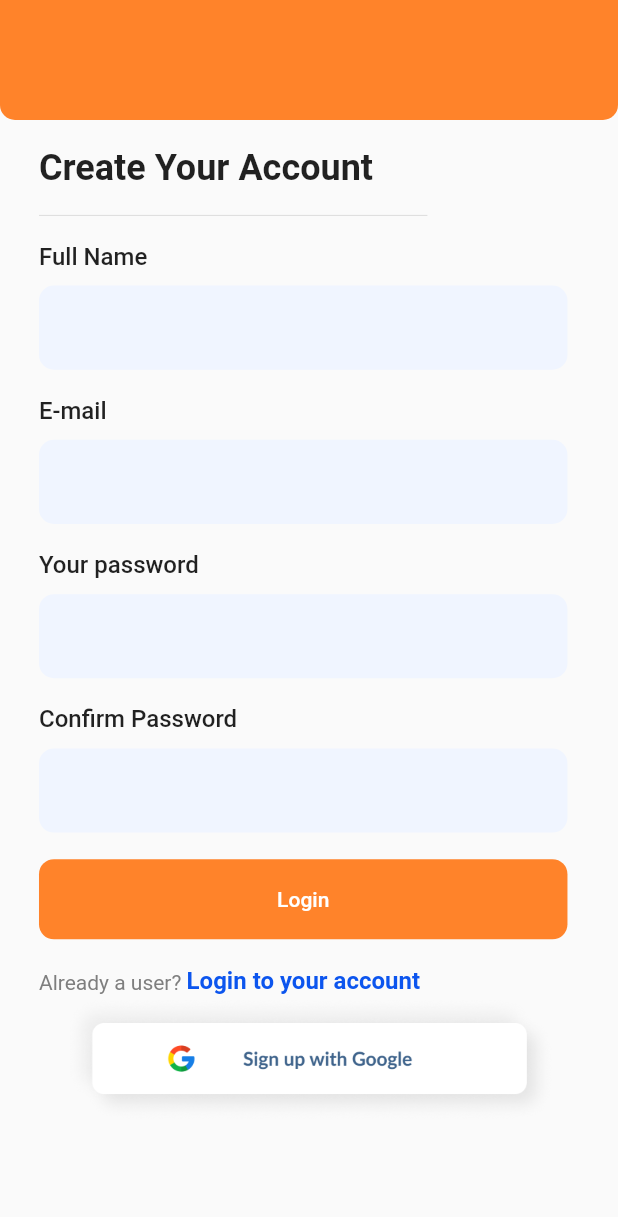
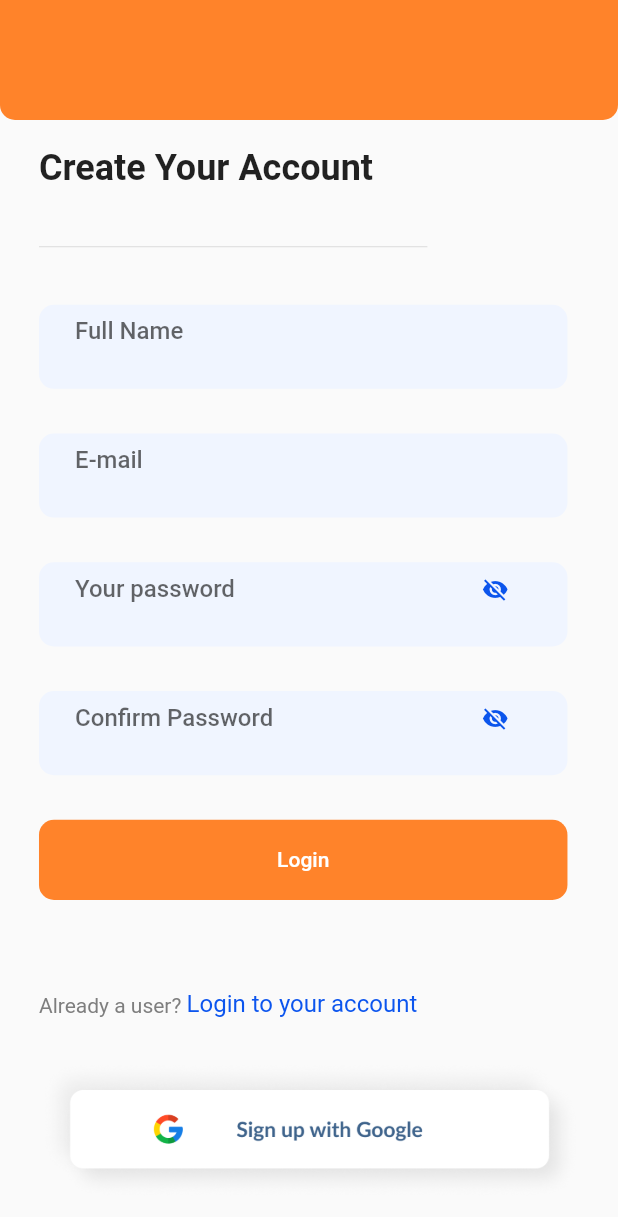
Before and after one commit to rajoriaakash/local_filings, a Flutter app: the screen it shows after launch, after a tap on "Skip", on a phone screen of 412 x 824 dp. Shown: the top 1217 px of the screen. Run offline on Flutter 3.47's test engine with Material 2 defaults, Android fonts, the phone set to English and light mode, and no system bars.

```diff
--- a/lib/main.dart
+++ b/lib/main.dart
@@ -31,13 +31,13 @@ class MyApp extends StatelessWidget {
         // When navigating to the "/" route, build the FirstScreen widget.
         '/': (context) => const Splash(),
         // When navigating to the "/second" route, build the SecondScreen widget.
-        '/onboarding': (context) => const OnBoarding(),
-        '/home': (context) => const Home(),
-        '/register': (context) => const Register(),
-        'login': (context) => const Login(),
-        'forgot_password' : (context) => const ForgotPassword(),
-        'verify_phone' : (context) => const VerifyPhone(),
-        'reset_password' : (context) => const ResetPassword()
+        '/onboarding': (context) =>  OnBoarding(),
+        '/home': (context) =>  Home(),
+        '/register': (context) => Register(),
+        '/login': (context) =>  Login(),
+        '/forgot_password' : (context) =>  ForgotPassword(),
+        '/verify_phone' : (context) =>  VerifyPhone(),
+        '/reset_password' : (context) =>  ResetPassword()
 
       },
       theme: ThemeData(
--- a/lib/view/base/custom_text_field.dart
+++ b/lib/view/base/custom_text_field.dart
@@ -4,7 +4,7 @@ import 'package:local_filings/dimensions.dart';
 
 class CustomTextField extends StatefulWidget {
   final String? hintText;
-  final String title;
+  final String label;
   final TextEditingController? controller;
   final TextInputType? inputType;
   final TextInputAction? inputAction;
@@ -12,16 +12,17 @@ class CustomTextField extends StatefulWidget {
   final int? maxLines;
   final bool isPassword;
   final bool? isShowBorder;
+  final String errorText;
   final bool isShowSuffixIcon;
   final VoidCallback? onSuffixTap;
   final IconData? suffixIconUrl;
   final VoidCallback? onSubmit;
   final bool? isEnabled;
   final VoidCallback? onChanged;
+  final double bottomPadding;
 
-
-  CustomTextField({
-    this.title = "",
+  CustomTextField(
+      {this.label = "",
       this.hintText,
       this.controller,
       this.inputType = TextInputType.text,
@@ -30,18 +31,22 @@ class CustomTextField extends StatefulWidget {
       this.maxLines = 1,
       this.isPassword = false,
       this.isShowBorder = false,
+      this.errorText = "",
       this.isShowSuffixIcon = false,
       this.onSuffixTap,
       this.suffixIconUrl,
       this.onSubmit,
       this.isEnabled = true,
-    this.onChanged});
+      this.onChanged,
+      this.bottomPadding = 10});
+
   @override
   State<CustomTextField> createState() => _CustomTextFieldState();
 }
 
 class _CustomTextFieldState extends State<CustomTextField> {
   bool _obscureText = true;
+
   @override
   Widget build(BuildContext context) {
     void _toggle() {
@@ -49,29 +54,19 @@ class _CustomTextFieldState extends State<CustomTextField> {
         _obscureText = !_obscureText;
       });
     }
-    return Container(
-      padding: EdgeInsets.only(bottom: Dimensions.getHeight(context, 20)),
-      child: Column(
-        crossAxisAlignment: CrossAxisAlignment.start,
-        children: [
-          Text(
-            widget.title,
-            style: TextStyle(
-              fontSize: 16,
-              fontWeight: FontWeight.w500
-            ),
-          ),
-          SizedBox(
-            height: 10,
-          ),
-          Container(
+
+    return Padding(
+      padding: EdgeInsets.only(
+          bottom: Dimensions.getHeight(context, widget.bottomPadding)),
+      child: Container(
         height: Dimensions.getHeight(context, 63),
         width: Dimensions.getWidth(context, 366),
-            decoration: BoxDecoration(
+        decoration: const BoxDecoration(
           borderRadius: BorderRadius.all(Radius.circular(10)),
           color: Color(0xFFF0F5FF),
         ),
-            padding: EdgeInsets.symmetric(horizontal: Dimensions.getWidth(context, 25)),
+        padding:
+            EdgeInsets.symmetric(horizontal: Dimensions.getWidth(context, 25)),
         child: Center(
           child: TextField(
             maxLines: widget.maxLines,
@@ -81,32 +76,51 @@ class _CustomTextFieldState extends State<CustomTextField> {
             cursorColor: Theme.of(context).primaryColor,
             enabled: widget.isEnabled,
             obscureText: widget.isPassword ? _obscureText : false,
-                inputFormatters: widget.inputType == TextInputType.phone ? <TextInputFormatter>[FilteringTextInputFormatter.allow(RegExp('[0-9+]'))] : null,
-                style: TextStyle(
-                  fontSize: 14,
-                  fontWeight: FontWeight.bold
+            inputFormatters: widget.inputType == TextInputType.phone
+                ? <TextInputFormatter>[
+                    FilteringTextInputFormatter.allow(RegExp('[0-9+]'))
+                  ]
+                : null,
+            style: const TextStyle(fontSize: 14, fontWeight: FontWeight.bold),
+            decoration: InputDecoration(
+              label: Text(
+                widget.label,
+                style:
+                    const TextStyle(fontSize: 16, fontWeight: FontWeight.w500),
               ),
-                decoration: InputDecoration(
               isDense: true,
               hintText: widget.hintText,
               border: InputBorder.none,
-                  suffixIcon: widget.isShowSuffixIcon ? widget.isPassword
+              errorText: widget.errorText,
+              errorStyle: TextStyle(
+                fontSize: 10,
+                color: Colors.red
+              ),
+              suffixIcon: widget.isShowSuffixIcon
+                  ? widget.isPassword
                       ? IconButton(
-                      icon: Icon(_obscureText ? Icons.visibility_off : Icons.visibility, color: Theme.of(context).hintColor.withOpacity(0.3)),
+                          icon: Icon(
+                            _obscureText
+                                ? Icons.visibility_off
+                                : Icons.visibility,
+                            color: _obscureText
+                                ? Color(0xFF0C55EC)
+                                : Color(0xFFBCBEBC),
+                          ),
                           onPressed: _toggle)
-                      : widget.isIcon? IconButton(
+                      : widget.isIcon
+                          ? IconButton(
                               onPressed: widget.onSuffixTap,
-                      icon: Icon(widget.suffixIconUrl,)
-                  ) : null
-                      :null,
+                              icon: Icon(
+                                widget.suffixIconUrl,
+                              ))
+                          : null
+                  : null,
             ),
             // onChanged: widget.onChanged,
           ),
         ),
-          )
-        ],
       ),
     );
-
   }
 }
--- a/lib/view/screens/auth/register.dart
+++ b/lib/view/screens/auth/register.dart
@@ -4,6 +4,7 @@ import 'package:local_filings/view/base/custom_app_bar.dart';
 import 'package:local_filings/view/base/custom_text_field.dart';
 
 class Register extends StatefulWidget {
+
   const Register({Key? key}) : super(key: key);
 
   @override
@@ -11,97 +12,106 @@ class Register extends StatefulWidget {
 }
 
 class _RegisterState extends State<Register> {
+  final TextEditingController _nameController = TextEditingController();
+  final TextEditingController _emailController = TextEditingController();
+  final TextEditingController _passwordController = TextEditingController();
+  final TextEditingController _confirmPasswordController = TextEditingController();
   @override
   Widget build(BuildContext context) {
     return Scaffold(
+      resizeToAvoidBottomInset: false,
       appBar: CustomAppBar(
         isBackButtonExist: false,
         isNotificationButtonExist: false,
       ),
       body: Padding(
-        padding: EdgeInsets.symmetric(horizontal: Dimensions.getWidth(context, 27),vertical: Dimensions.getHeight(context, 20)),
+        padding: EdgeInsets.symmetric(
+            horizontal: Dimensions.getWidth(context, 27),
+            vertical: Dimensions.getHeight(context, 20)),
         child: Column(
+          mainAxisAlignment: MainAxisAlignment.spaceBetween,
           crossAxisAlignment: CrossAxisAlignment.start,
           children: [
             const Text(
               "Create Your Account",
-              style: TextStyle(
-                fontWeight: FontWeight.bold,
-                fontSize: 24
-              ),
+              style: TextStyle(fontWeight: FontWeight.bold, fontSize: 24),
             ),
             Divider(
               endIndent: Dimensions.getWidth(context, 105),
               height: Dimensions.getHeight(context, 40),
             ),
             CustomTextField(
-              title: "Full Name",
+              label: "Full Name",
               inputType: TextInputType.name,
+              controller: _nameController,
             ),
             CustomTextField(
-              title: "E-mail",
+              label: "E-mail",
               inputType: TextInputType.emailAddress,
+              controller: _emailController,
             ),
             CustomTextField(
-              title: "Your password",
+              label: "Your password",
               isPassword: true,
               inputType: TextInputType.text,
+              controller: _passwordController,
+              isShowSuffixIcon: true,
             ),
             CustomTextField(
-              title: "Confirm Password",
+              label: "Confirm Password",
               isPassword: true,
               inputType: TextInputType.text,
+              controller: _confirmPasswordController,
+              isShowSuffixIcon: true,
+              inputAction: TextInputAction.done,
             ),
             Container(
                 height: Dimensions.getHeight(context, 60),
                 width: Dimensions.getWidth(context, 366),
                 child: ElevatedButton(
-                  onPressed: (){},
-                  child: Text(
-                    "Login"
-                  ),
+                  onPressed: () {
+                  },
+                  child: const Text("Login"),
                   style: ButtonStyle(
                     elevation: MaterialStateProperty.all<double>(0),
-                  backgroundColor: MaterialStateProperty.all<Color>(Color(0xFFFF832A)),
+                    backgroundColor:
+                        MaterialStateProperty.all<Color>(const Color(0xFFFF832A)),
                     shape: MaterialStateProperty.all<RoundedRectangleBorder>(
                         RoundedRectangleBorder(
                       borderRadius: BorderRadius.circular(10.0),
-                      )
+                    )),
                   ),
-              ),
-            )
-            ),
+                )),
             SizedBox(
               height: Dimensions.getHeight(context, 20),
             ),
             Row(
               crossAxisAlignment: CrossAxisAlignment.end,
               children: [
-                Text(
+                const Text(
                   "Already a user? ",
-                  style: TextStyle(
-                    color: Color(0xFF7E7E7E),
-                    fontSize: 14
-                  ),
+                  style: TextStyle(color: Color(0xFF7E7E7E), fontSize: 14),
                 ),
                 GestureDetector(
-                  child: Text(
+                  onTap: (){
+                    Navigator.pushReplacementNamed(context, '/login');
+                  },
+                  child: const Text(
                     "Login to your account",
                     style: TextStyle(
-                      color: Color(0xFF0C55EE),
+                        color: const Color(0xFF0C55EE),
                         fontSize: 16,
-                      fontWeight: FontWeight.bold
-                    ),
+                        fontWeight: FontWeight.w400),
                   ),
                 ),
               ],
             ),
             GestureDetector(
-              onTap: (){},
+              onTap: () {},
               child: Image.asset(
                 'assets/images/google_sign_up.png',
-                  height: Dimensions.getHeight(context, 96),
-                  width: Dimensions.getWidth(context, 625),
+                height: Dimensions.getHeight(context, 120),
+                width: Dimensions.getWidth(context, 732),
               ),
             )
           ],
```
Also changed, not shown: lib/view/screens/auth/login.dart (+110 -1 lines). Lines whose indentation alone changed are shown as unchanged.
